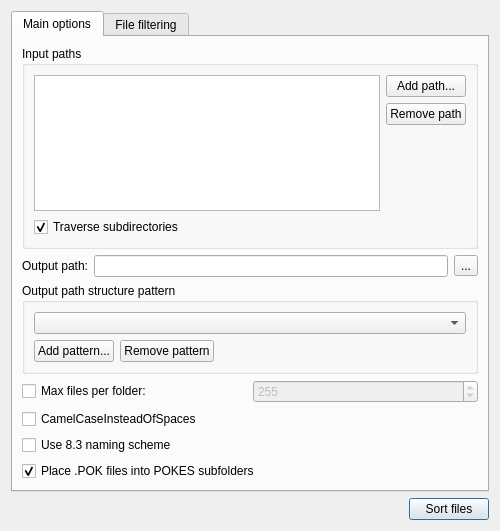
ladyeklipse/ZX-Pokemaster, file ui/SorterLauncher.ui: the form before one commit.
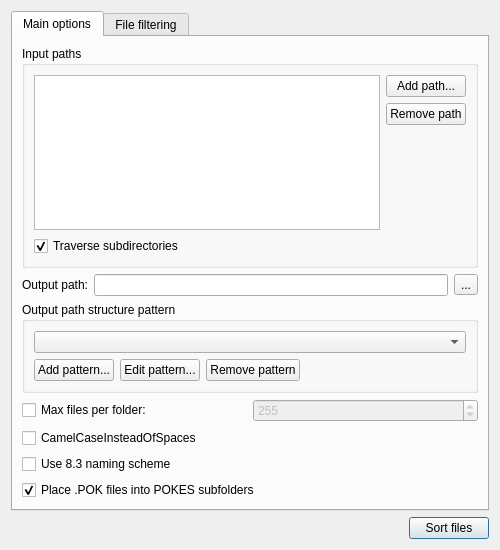
The form after the commit. Icons and pictures are not drawn.

Commit message: Added "Edit pattern..." functionality

What changed in the file:
```diff
--- a/ui/SorterLauncher.ui
+++ b/ui/SorterLauncher.ui
@@ -7,7 +7,7 @@
     <x>0</x>
     <y>0</y>
     <width>500</width>
-    <height>531</height>
+    <height>550</height>
    </rect>
   </property>
   <property name="sizePolicy">
@@ -19,7 +19,7 @@
   <property name="minimumSize">
    <size>
     <width>500</width>
-    <height>400</height>
+    <height>550</height>
    </size>
   </property>
   <property name="maximumSize">
@@ -156,7 +156,17 @@
          <layout class="QHBoxLayout" name="horizontalLayout_5">
           <item>
            <layout class="QGridLayout" name="gridLayout">
-            <item row="1" column="2">
+            <item row="0" column="0" colspan="4">
+             <widget class="QComboBox" name="cmbOutputFolderStructure">
+              <property name="editable">
+               <bool>false</bool>
+              </property>
+              <property name="currentText" stdset="0">
+               <string/>
+              </property>
+             </widget>
+            </item>
+            <item row="1" column="3">
              <spacer name="horizontalSpacer">
               <property name="orientation">
                <enum>Qt::Horizontal</enum>
@@ -169,7 +179,7 @@
               </property>
              </spacer>
             </item>
-            <item row="1" column="1">
+            <item row="1" column="2">
              <widget class="QPushButton" name="btnRemovePattern">
               <property name="text">
                <string>Remove pattern</string>
@@ -183,13 +193,10 @@
               </property>
              </widget>
             </item>
-            <item row="0" column="0" colspan="3">
-             <widget class="QComboBox" name="cmbOutputFolderStructure">
-              <property name="editable">
-               <bool>false</bool>
-              </property>
-              <property name="currentText" stdset="0">
-               <string/>
+            <item row="1" column="1">
+             <widget class="QPushButton" name="btnEditPattern">
+              <property name="text">
+               <string>Edit pattern...</string>
               </property>
              </widget>
             </item>
```
The commit also changes 6 other files.
